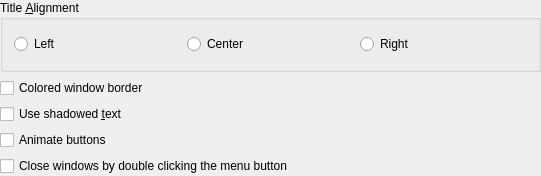
First picture: the form in clients/plastik/config/configdialog.ui, repository KDE/kwin, before the edit.
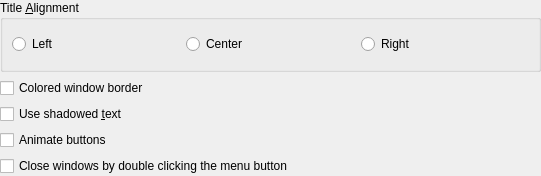
Second picture: the form after the edit. Custom widgets are drawn as their Qt base class.

Commit message:
SVN_SILENT Cleanup .ui files
This removes (as discussed on k-c-d)
* obsolete <pixmapfunction>
* deprecated <layoutdefault>
* empty <author>, <comment>, <exportmacro>

The edit to the form file:
```diff
--- a/clients/plastik/config/configdialog.ui
+++ b/clients/plastik/config/configdialog.ui
@@ -95,7 +95,6 @@
    </item>
   </layout>
  </widget>
- <layoutdefault spacing="6" margin="11" />
   <customwidgets>
   <customwidget>
    <class>KButtonGroup</class>
```
The commit also changes 7 other files.
